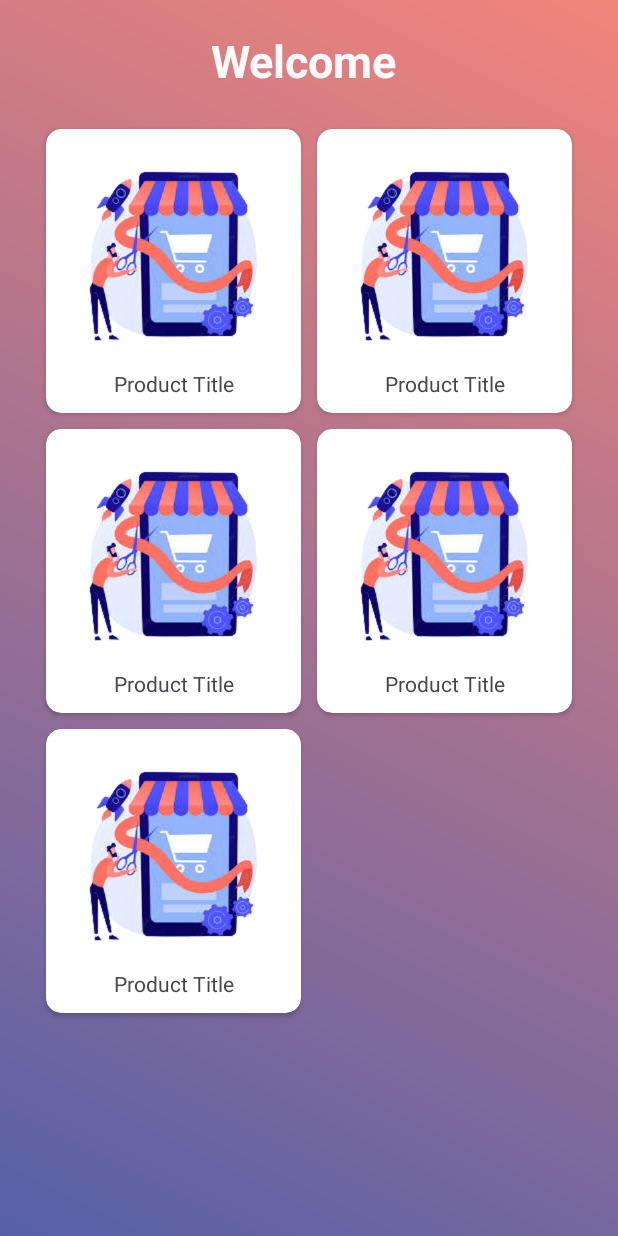
After one commit to AlinaAfzaal/AndroidDevelopment, an Android app: the HomeActivity screen opened directly, with no data from a screen before it, on a phone screen of 412 x 824 dp. The commit adds this screen. Run offline under Robolectric (Android 15) with nearby library versions, the phone set to English and light mode, and no system bars.

Commit message:
Home page is added

```diff
--- a/app/src/main/AndroidManifest.xml
+++ b/app/src/main/AndroidManifest.xml
@@ -12,6 +12,9 @@
         android:supportsRtl="true"
         android:theme="@style/Theme.ProductCatelog"
         tools:targetApi="31">
+        <activity
+            android:name=".HomeActivity"
+            android:exported="false" />
         <activity
             android:name=".SplashActivity"
             android:exported="true">
--- /dev/null
+++ b/app/src/main/java/com/example/productcatelog/HomeActivity.java
@@ -0,0 +1,14 @@
+package com.example.productcatelog;
+
+import androidx.appcompat.app.AppCompatActivity;
+
+import android.os.Bundle;
+
+public class HomeActivity extends AppCompatActivity {
+
+    @Override
+    protected void onCreate(Bundle savedInstanceState) {
+        super.onCreate(savedInstanceState);
+        setContentView(R.layout.activity_home);
+    }
+}
--- a/app/src/main/java/com/example/productcatelog/LoginActivity.java
+++ b/app/src/main/java/com/example/productcatelog/LoginActivity.java
@@ -6,16 +6,19 @@ import android.content.Intent;
 import android.os.Bundle;
 import android.view.TextureView;
 import android.view.View;
+import android.widget.Button;
 import android.widget.TextView;
 
 public class LoginActivity extends AppCompatActivity {
 
     TextView signupLink;
+    Button loginBtn;
     @Override
     protected void onCreate(Bundle savedInstanceState) {
         super.onCreate(savedInstanceState);
         setContentView(R.layout.activity_login);
         signupLink = findViewById(R.id.signupLink);
+        loginBtn = findViewById(R.id.loginBtn);
 
 
         signupLink.setOnClickListener(new View.OnClickListener() {
@@ -24,6 +27,12 @@ public class LoginActivity extends AppCompatActivity {
                 startActivity(new Intent(LoginActivity.this, SignUpActivity.class));
             }
         });
+        loginBtn.setOnClickListener(new View.OnClickListener() {
+            @Override
+            public void onClick(View view) {
+                startActivity(new Intent(LoginActivity.this, HomeActivity.class));
+            }
+        });
 
     }
 }
--- /dev/null
+++ b/app/src/main/res/layout/activity_home.xml
@@ -0,0 +1,157 @@
+<?xml version="1.0" encoding="utf-8"?>
+<android.widget.LinearLayout xmlns:android="http://schemas.android.com/apk/res/android"
+    xmlns:app="http://schemas.android.com/apk/res-auto"
+    xmlns:tools="http://schemas.android.com/tools"
+    android:layout_width="match_parent"
+    android:layout_height="match_parent"
+    android:orientation="vertical"
+    android:background="@drawable/gradient"
+    tools:context=".HomeActivity">
+
+    <TextView
+        android:layout_width="match_parent"
+        android:layout_height="wrap_content"
+        android:textAlignment="center"
+        android:padding="20dp"
+        android:textSize="30dp"
+        android:textColor="@color/colorparagraph"
+        android:textStyle="bold"
+        android:text="Welcome " />
+
+
+    <android.widget.GridLayout
+        android:layout_width="wrap_content"
+        android:layout_height="wrap_content"
+        android:layout_gravity="center"
+        android:columnCount="2">
+
+        <androidx.cardview.widget.CardView
+            android:layout_width="wrap_content"
+            android:layout_height="wrap_content"
+
+            android:background="@color/colorparagraph"
+            android:layout_margin="5dp"
+            app:cardCornerRadius="10dp">
+            <LinearLayout
+                android:layout_width="wrap_content"
+                android:layout_height="wrap_content"
+                android:layout_margin="10dp"
+                android:orientation="vertical">
+                <ImageView
+                    android:layout_width="150dp"
+                    android:layout_height="150dp"
+                    android:src="@drawable/ribboncut"/>
+                <TextView
+                    android:layout_width="match_parent"
+                    android:layout_height="match_parent"
+                    android:textAlignment="center"
+                    android:text="Product Title"/>
+
+            </LinearLayout>
+
+        </androidx.cardview.widget.CardView>
+        <androidx.cardview.widget.CardView
+            android:layout_width="wrap_content"
+            android:layout_height="wrap_content"
+
+            android:background="@color/colorparagraph"
+            android:layout_margin="5dp"
+            app:cardCornerRadius="10dp">
+            <LinearLayout
+                android:layout_width="wrap_content"
+                android:layout_height="wrap_content"
+                android:layout_margin="10dp"
+                android:orientation="vertical">
+                <ImageView
+                    android:layout_width="150dp"
+                    android:layout_height="150dp"
+                    android:src="@drawable/ribboncut"/>
+                <TextView
+                    android:layout_width="match_parent"
+                    android:layout_height="match_parent"
+                    android:textAlignment="center"
+                    android:text="Product Title" />
+
+            </LinearLayout>
+
+        </androidx.cardview.widget.CardView>
+        <androidx.cardview.widget.CardView
+            android:layout_width="wrap_content"
+            android:layout_height="wrap_content"
+
+            android:background="@color/colorparagraph"
+            android:layout_margin="5dp"
+            app:cardCornerRadius="10dp">
+            <LinearLayout
+                android:layout_width="wrap_content"
+                android:layout_height="wrap_content"
+                android:layout_margin="10dp"
+                android:orientation="vertical">
+                <ImageView
+                    android:layout_width="150dp"
+                    android:layout_height="150dp"
+                    android:src="@drawable/ribboncut"/>
+                <TextView
+                    android:layout_width="match_parent"
+                    android:layout_height="match_parent"
+                    android:textAlignment="center"
+                    android:text="Product Title"/>
+
+            </LinearLayout>
+
+        </androidx.cardview.widget.CardView>
+        <androidx.cardview.widget.CardView
+            android:layout_width="wrap_content"
+            android:layout_height="wrap_content"
+
+            android:background="@color/colorparagraph"
+            android:layout_margin="5dp"
+            app:cardCornerRadius="10dp">
+            <LinearLayout
+                android:layout_width="wrap_content"
+                android:layout_height="wrap_content"
+                android:layout_margin="10dp"
+                android:orientation="vertical">
+                <ImageView
+                    android:layout_width="150dp"
+                    android:layout_height="150dp"
+                    android:src="@drawable/ribboncut"/>
+                <TextView
+                    android:layout_width="match_parent"
+                    android:layout_height="match_parent"
+                    android:textAlignment="center"
+                    android:text="Product Title"/>
+
+            </LinearLayout>
+
+        </androidx.cardview.widget.CardView>
+        <androidx.cardview.widget.CardView
+            android:layout_width="wrap_content"
+            android:layout_height="wrap_content"
+
+            android:background="@color/colorparagraph"
+            android:layout_margin="5dp"
+            app:cardCornerRadius="10dp">
+            <LinearLayout
+                android:layout_width="wrap_content"
+                android:layout_height="wrap_content"
+                android:layout_margin="10dp"
+                android:orientation="vertical">
+                <ImageView
+                    android:layout_width="150dp"
+                    android:layout_height="150dp"
+                    android:src="@drawable/ribboncut"/>
+                <TextView
+                    android:layout_width="match_parent"
+                    android:layout_height="match_parent"
+                    android:textAlignment="center"
+                    android:text="Product Title"/>
+
+            </LinearLayout>
+
+        </androidx.cardview.widget.CardView>
+
+
+    </android.widget.GridLayout>
+
+</android.widget.LinearLayout>
```
